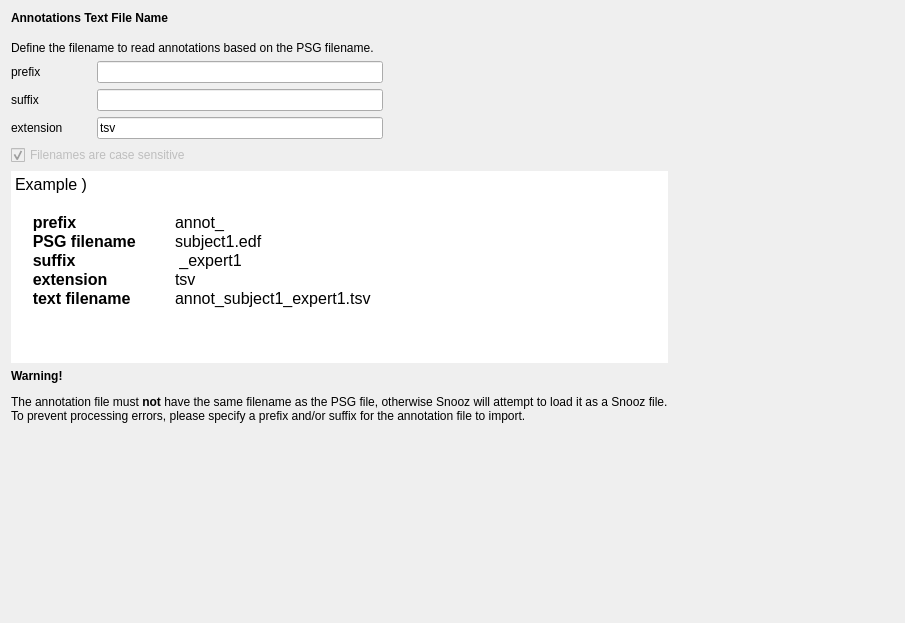
This is tools/CEAMSTools/ImportTextAnnotations/TextFileAssociation/Ui_TextFileAssociation.ui in SnoozToolbox/snooz-package-ceams as Qt 5 draws it before an edit. The edited form follows.
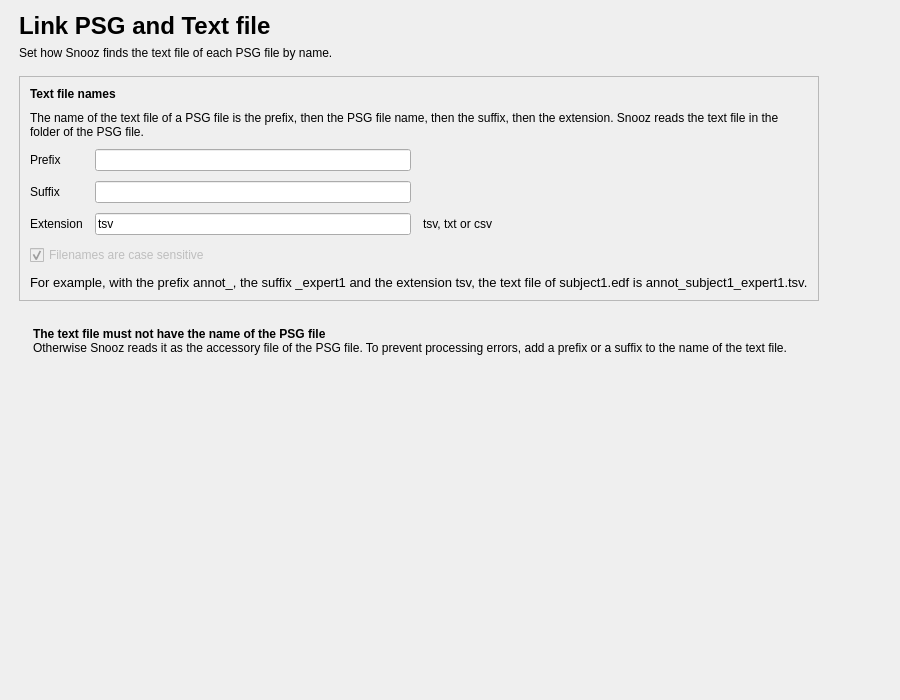
This is the edited form.

Commit message: Import Annotations from Text: redesigned pages (tool 2.3.3)

The edit to the form file:
```diff
--- a/tools/CEAMSTools/ImportTextAnnotations/TextFileAssociation/Ui_TextFileAssociation.ui
+++ b/tools/CEAMSTools/ImportTextAnnotations/TextFileAssociation/Ui_TextFileAssociation.ui
@@ -6,50 +6,159 @@
    <rect>
     <x>0</x>
     <y>0</y>
-    <width>905</width>
-    <height>623</height>
+    <width>900</width>
+    <height>700</height>
    </rect>
   </property>
   <property name="windowTitle">
    <string/>
   </property>
-  <layout class="QHBoxLayout" name="horizontalLayout">
-   <item>
     <layout class="QVBoxLayout" name="verticalLayout">
+   <property name="leftMargin">
+    <number>19</number>
+   </property>
+   <property name="topMargin">
+    <number>12</number>
+   </property>
+   <property name="rightMargin">
+    <number>19</number>
+   </property>
+   <property name="bottomMargin">
+    <number>12</number>
+   </property>
+   <item>
+    <layout class="QHBoxLayout" name="content_row" stretch="1,0">
+     <property name="leftMargin">
+      <number>0</number>
+     </property>
+     <property name="topMargin">
+      <number>0</number>
+     </property>
+     <property name="rightMargin">
+      <number>0</number>
+     </property>
+     <property name="bottomMargin">
+      <number>0</number>
+     </property>
+     <item>
+      <widget class="QWidget" name="content_widget" native="true">
+       <property name="maximumSize">
+        <size>
+         <width>800</width>
+         <height>16777215</height>
+        </size>
+       </property>
+       <layout class="QVBoxLayout" name="content_layout">
+        <property name="spacing">
+         <number>16</number>
+        </property>
+        <property name="leftMargin">
+         <number>0</number>
+        </property>
+        <property name="topMargin">
+         <number>0</number>
+        </property>
+        <property name="rightMargin">
+         <number>0</number>
+        </property>
+        <property name="bottomMargin">
+         <number>0</number>
+        </property>
+        <item>
+         <layout class="QVBoxLayout" name="header_layout">
+          <property name="spacing">
+           <number>6</number>
+          </property>
+          <item>
+           <widget class="QLabel" name="title_label">
+            <property name="font">
+             <font>
+              <pointsize>18</pointsize>
+              <bold>true</bold>
+             </font>
+            </property>
+            <property name="text">
+             <string>Link PSG and Text file</string>
+            </property>
+           </widget>
+          </item>
+          <item>
+           <widget class="QLabel" name="subtitle_label">
+            <property name="text">
+             <string>Set how Snooz finds the text file of each PSG file by name.</string>
+            </property>
+            <property name="wordWrap">
+             <bool>true</bool>
+            </property>
+            <property name="variant" stdset="0">
+             <string notr="true">help</string>
+            </property>
+           </widget>
+          </item>
+         </layout>
+        </item>
+        <item>
+         <widget class="QFrame" name="name_card">
+          <property name="frameShape">
+           <enum>QFrame::Shape::StyledPanel</enum>
+          </property>
+          <property name="frameShadow">
+           <enum>QFrame::Shadow::Raised</enum>
+          </property>
+          <layout class="QVBoxLayout" name="name_card_layout">
+           <property name="spacing">
+            <number>10</number>
+           </property>
+           <property name="leftMargin">
+            <number>10</number>
+           </property>
+           <property name="topMargin">
+            <number>10</number>
+           </property>
+           <property name="rightMargin">
+            <number>10</number>
+           </property>
+           <property name="bottomMargin">
+            <number>10</number>
+           </property>
      <item>
       <widget class="QLabel" name="label_16">
+             <property name="font">
+              <font>
+               <bold>true</bold>
+              </font>
+             </property>
        <property name="text">
-        <string>&lt;html&gt;&lt;head/&gt;&lt;body&gt;&lt;p&gt;&lt;span style=&quot; font-weight:600;&quot;&gt;Annotations Text File Name&lt;/span&gt;&lt;/p&gt;&lt;/body&gt;&lt;/html&gt;</string>
+              <string>Text file names</string>
        </property>
       </widget>
      </item>
-     <item>
-      <spacer name="verticalSpacer_2">
-       <property name="orientation">
-        <enum>Qt::Orientation::Vertical</enum>
-       </property>
-       <property name="sizeType">
-        <enum>QSizePolicy::Policy::Fixed</enum>
-       </property>
-       <property name="sizeHint" stdset="0">
-        <size>
-         <width>20</width>
-         <height>10</height>
-        </size>
-       </property>
-      </spacer>
-     </item>
      <item>
       <widget class="QLabel" name="label_17">
        <property name="text">
-        <string>Define the filename to read annotations based on the PSG filename.</string>
+              <string>The name of the text file of a PSG file is the prefix, then the PSG file name, then the suffix, then the extension. Snooz reads the text file in the folder of the PSG file.</string>
+             </property>
+             <property name="wordWrap">
+              <bool>true</bool>
+             </property>
+             <property name="variant" stdset="0">
+              <string notr="true">help</string>
        </property>
       </widget>
      </item>
      <item>
-      <layout class="QGridLayout" name="gridLayout_3">
+            <layout class="QGridLayout" name="name_grid">
+             <property name="horizontalSpacing">
+              <number>12</number>
+             </property>
+             <property name="verticalSpacing">
+              <number>10</number>
+             </property>
        <item row="0" column="0">
         <widget class="QLabel" name="label_18">
+               <property name="text">
+                <string>Prefix</string>
+               </property>
          <property name="sizePolicy">
           <sizepolicy hsizetype="Preferred" vsizetype="Preferred">
            <horstretch>0</horstretch>
@@ -71,13 +180,17 @@
          <property name="toolTip">
           <string>Optionally, define the prefix to insert before the PSG filename to identify the stages filename.</string>
          </property>
-         <property name="text">
-          <string>prefix</string>
-         </property>
+              </widget>
+             </item>
+             <item row="0" column="1">
+              <widget class="QLineEdit" name="lineEdit_prefix">
         </widget>
        </item>
        <item row="1" column="0">
         <widget class="QLabel" name="label_19">
+               <property name="text">
+                <string>Suffix</string>
+               </property>
          <property name="maximumSize">
           <size>
            <width>60</width>
@@ -87,48 +200,16 @@
          <property name="toolTip">
           <string>Optionally, define the suffix to append to the PSG filename to identify the stages filename.</string>
          </property>
-         <property name="text">
-          <string>suffix</string>
-         </property>
-        </widget>
-       </item>
-       <item row="0" column="1">
-        <widget class="QLineEdit" name="lineEdit_prefix">
-         <property name="toolTip">
-          <string/>
-         </property>
         </widget>
        </item>
        <item row="1" column="1">
         <widget class="QLineEdit" name="lineEdit_suffix">
-         <property name="toolTip">
-          <string/>
-         </property>
-        </widget>
-       </item>
-       <item row="0" column="2">
-        <spacer name="horizontalSpacer_3">
-         <property name="orientation">
-          <enum>Qt::Orientation::Horizontal</enum>
-         </property>
-         <property name="sizeHint" stdset="0">
-          <size>
-           <width>40</width>
-           <height>20</height>
-          </size>
-         </property>
-        </spacer>
-       </item>
+         </widget>
+             </item>
        <item row="2" column="0">
         <widget class="QLabel" name="label">
-         <property name="minimumSize">
-          <size>
-           <width>80</width>
-           <height>0</height>
-          </size>
-         </property>
          <property name="text">
-          <string>extension</string>
+                <string>Extension</string>
          </property>
         </widget>
        </item>
@@ -139,6 +220,29 @@
          </property>
         </widget>
        </item>
+             <item row="2" column="2">
+              <widget class="QLabel" name="extension_unit_label">
+               <property name="text">
+                <string>tsv, txt or csv</string>
+               </property>
+               <property name="variant" stdset="0">
+                <string notr="true">help</string>
+               </property>
+              </widget>
+             </item>
+             <item row="0" column="3">
+              <spacer name="name_grid_spacer">
+               <property name="orientation">
+                <enum>Qt::Orientation::Horizontal</enum>
+               </property>
+               <property name="sizeHint" stdset="0">
+                <size>
+                 <width>40</width>
+                 <height>20</height>
+                </size>
+               </property>
+              </spacer>
+             </item>
       </layout>
      </item>
      <item>
@@ -158,38 +262,80 @@
       </widget>
      </item>
      <item>
-      <widget class="QTextEdit" name="textEdit">
+            <widget class="QLabel" name="textEdit">
+             <property name="font">
+              <font>
+               <pointsize>10</pointsize>
+              </font>
+             </property>
+             <property name="text">
+              <string>For example, with the prefix annot_, the suffix _expert1 and the extension tsv, the text file of subject1.edf is annot_subject1_expert1.tsv.</string>
+             </property>
+             <property name="wordWrap">
+              <bool>true</bool>
+             </property>
+             <property name="variant" stdset="0">
+              <string notr="true">help</string>
+             </property>
+            </widget>
+           </item>
+          </layout>
+         </widget>
+        </item>
+        <item>
+         <widget class="QFrame" name="label_2">
        <property name="frameShape">
         <enum>QFrame::Shape::NoFrame</enum>
        </property>
-       <property name="readOnly">
-        <bool>true</bool>
-       </property>
-       <property name="html">
-        <string>&lt;!DOCTYPE HTML PUBLIC &quot;-//W3C//DTD HTML 4.0//EN&quot; &quot;http://www.w3.org/TR/REC-html40/strict.dtd&quot;&gt;
-&lt;html&gt;&lt;head&gt;&lt;meta name=&quot;qrichtext&quot; content=&quot;1&quot; /&gt;&lt;meta charset=&quot;utf-8&quot; /&gt;&lt;style type=&quot;text/css&quot;&gt;
-p, li { white-space: pre-wrap; }
-hr { height: 1px; border-width: 0; }
-li.unchecked::marker { content: &quot;\2610&quot;; }
-li.checked::marker { content: &quot;\2612&quot;; }
-&lt;/style&gt;&lt;/head&gt;&lt;body style=&quot; font-size:12pt; font-weight:400; font-style:normal;&quot;&gt;
-&lt;p style=&quot; margin-top:0px; margin-bottom:0px; margin-left:0px; margin-right:0px; -qt-block-indent:0; text-indent:0px;&quot;&gt;Example )&lt;/p&gt;
-&lt;p style=&quot;-qt-paragraph-type:empty; margin-top:0px; margin-bottom:0px; margin-left:0px; margin-right:0px; -qt-block-indent:0; text-indent:0px;&quot;&gt;&lt;br /&gt;&lt;/p&gt;
-&lt;p style=&quot; margin-top:0px; margin-bottom:0px; margin-left:0px; margin-right:0px; -qt-block-indent:0; text-indent:0px;&quot;&gt;    &lt;span style=&quot; font-weight:600;&quot;&gt;prefix		&lt;/span&gt;annot_&lt;/p&gt;
-&lt;p style=&quot; margin-top:0px; margin-bottom:0px; margin-left:0px; margin-right:0px; -qt-block-indent:0; text-indent:0px;&quot;&gt;    &lt;span style=&quot; font-weight:600;&quot;&gt;PSG filename	&lt;/span&gt;subject1.edf&lt;/p&gt;
-&lt;p style=&quot; margin-top:0px; margin-bottom:0px; margin-left:0px; margin-right:0px; -qt-block-indent:0; text-indent:0px;&quot;&gt;    &lt;span style=&quot; font-weight:600;&quot;&gt;suffix		&lt;/span&gt; _expert1&lt;/p&gt;
-&lt;p style=&quot; margin-top:0px; margin-bottom:0px; margin-left:0px; margin-right:0px; -qt-block-indent:0; text-indent:0px;&quot;&gt;    &lt;span style=&quot; font-weight:600;&quot;&gt;extension&lt;/span&gt; 	tsv&lt;/p&gt;
-&lt;p style=&quot; margin-top:0px; margin-bottom:0px; margin-left:0px; margin-right:0px; -qt-block-indent:0; text-indent:0px;&quot;&gt;    &lt;span style=&quot; font-weight:600;&quot;&gt;text filename	&lt;/span&gt;annot_subject1_expert1.tsv&lt;/p&gt;
-&lt;p style=&quot;-qt-paragraph-type:empty; margin-top:0px; margin-bottom:0px; margin-left:0px; margin-right:0px; -qt-block-indent:0; text-indent:0px;&quot;&gt;&lt;br /&gt;&lt;/p&gt;&lt;/body&gt;&lt;/html&gt;</string>
-       </property>
-      </widget>
-     </item>
+          <property name="variant" stdset="0">
+           <string notr="true">warning</string>
+          </property>
+          <layout class="QHBoxLayout" name="label_2_layout">
+           <property name="leftMargin">
+            <number>14</number>
+           </property>
+           <property name="topMargin">
+            <number>10</number>
+           </property>
+           <property name="rightMargin">
+            <number>14</number>
+           </property>
+           <property name="bottomMargin">
+            <number>10</number>
+           </property>
      <item>
-      <widget class="QLabel" name="label_2">
+            <widget class="QLabel" name="label_2_label">
        <property name="text">
-        <string>&lt;html&gt;&lt;head/&gt;&lt;body&gt;&lt;p&gt;&lt;span style=&quot; font-weight:700;&quot;&gt;Warning!&lt;/span&gt;&lt;/p&gt;&lt;p&gt;The annotation file must &lt;span style=&quot; font-weight:700;&quot;&gt;not&lt;/span&gt; have the same filename as the PSG file, otherwise Snooz will attempt to load it as a Snooz file.&lt;br/&gt;To prevent processing errors, please specify a prefix and/or suffix for the annotation file to import.&lt;/p&gt;&lt;/body&gt;&lt;/html&gt;</string>
-       </property>
-      </widget>
+              <string>&lt;b&gt;The text file must not have the name of the PSG file&lt;/b&gt;&lt;br/&gt;Otherwise Snooz reads it as the accessory file of the PSG file. To prevent processing errors, add a prefix or a suffix to the name of the text file.</string>
+             </property>
+             <property name="textFormat">
+              <enum>Qt::TextFormat::RichText</enum>
+             </property>
+             <property name="wordWrap">
+              <bool>true</bool>
+             </property>
+            </widget>
+           </item>
+          </layout>
+         </widget>
+        </item>
+       </layout>
+      </widget>
+     </item>
+     <item>
+      <spacer name="content_spacer">
+       <property name="orientation">
+        <enum>Qt::Orientation::Horizontal</enum>
+       </property>
+       <property name="sizeHint" stdset="0">
+        <size>
+         <width>40</width>
+         <height>20</height>
+        </size>
+       </property>
+      </spacer>
+     </item>
+    </layout>
      </item>
      <item>
       <spacer name="verticalSpacer">
@@ -198,22 +344,7 @@
        </property>
        <property name="sizeHint" stdset="0">
         <size>
-         <width>20</width>
-         <height>40</height>
-        </size>
-       </property>
-      </spacer>
-     </item>
-    </layout>
-   </item>
-   <item>
-    <spacer name="horizontalSpacer">
-     <property name="orientation">
-      <enum>Qt::Orientation::Horizontal</enum>
-     </property>
-     <property name="sizeHint" stdset="0">
-      <size>
-       <width>222</width>
+       <width>40</width>
        <height>20</height>
       </size>
      </property>
```
Left out of the diff: 6 changed lines with no effect on the pictures. Lines whose indentation alone changed are shown as unchanged. The commit also changes 7 other files.
